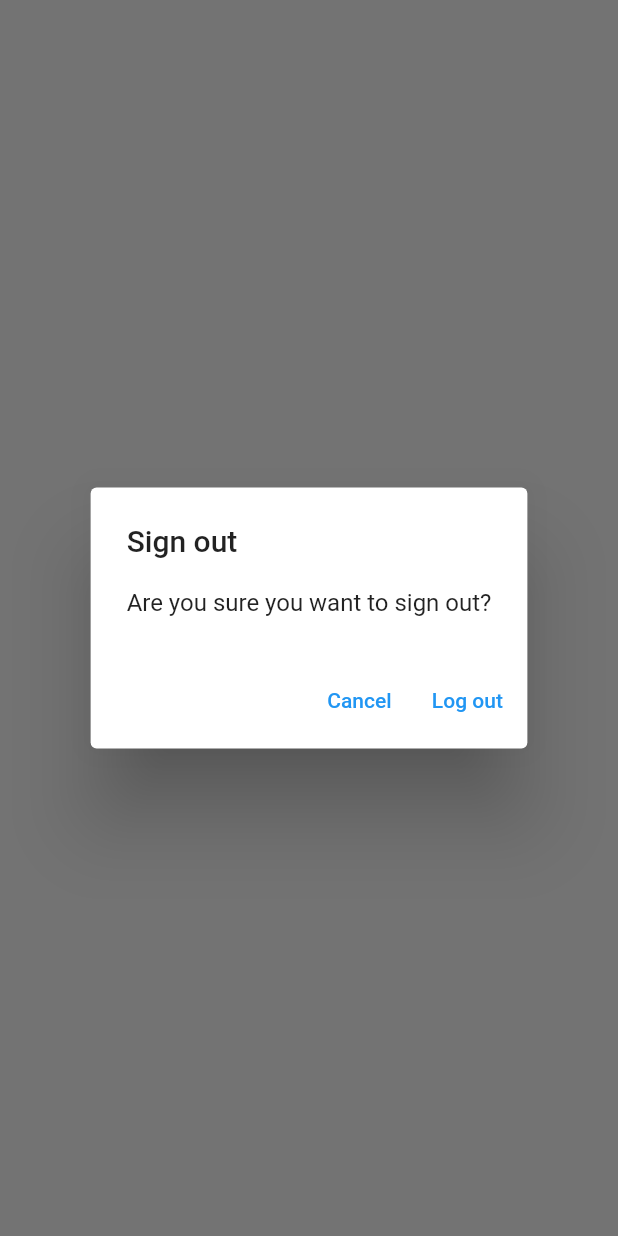
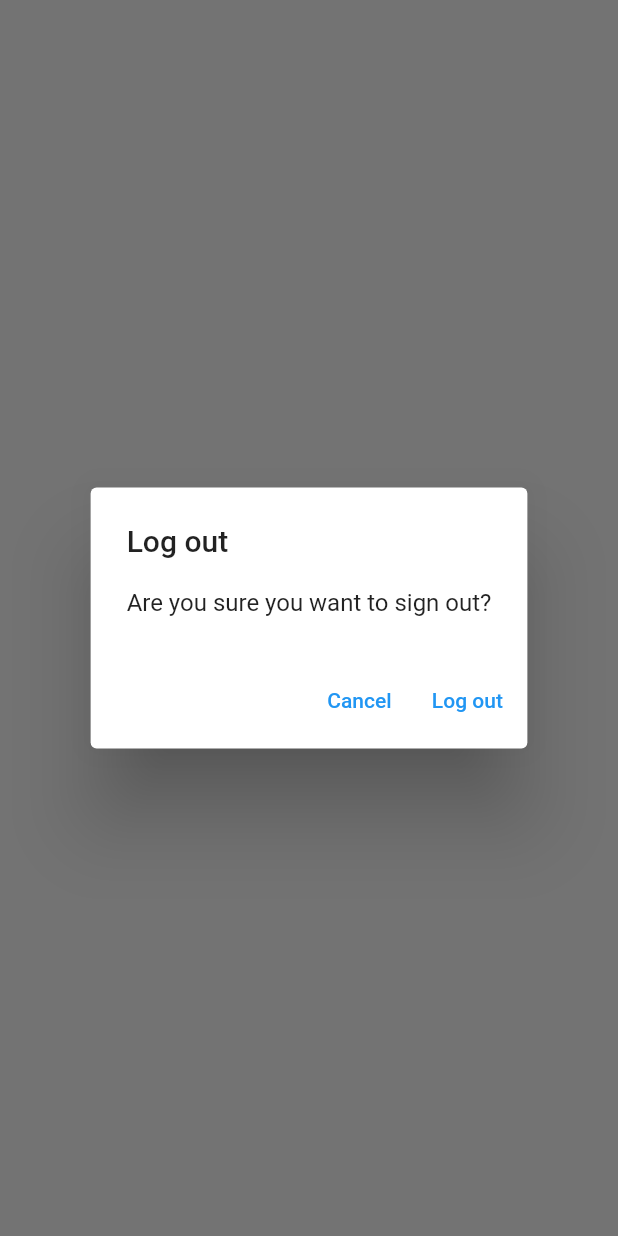
Before and after one commit to ipaddr/202523430031-23343052, a Flutter app: what showlogoutDialog() shows on an empty page, opened directly, on a phone screen of 412 x 824 dp. Run offline on Flutter 3.47's test engine with Material 3 defaults, Android fonts, the phone set to English and light mode, and no system bars; our stand-ins replace firebase_auth, firebase_core, sqflite; accounts and stored records are empty; network calls fail.

Commit message:
Deleting Existing Notes in Notes View

```diff
--- a/lib/main.dart
+++ b/lib/main.dart
@@ -2,7 +2,7 @@
 import 'package:belajarflutter/services/auth/auth_service.dart';
 import 'package:belajarflutter/views/login_view.dart';
 import 'package:belajarflutter/views/notes/new_note_view.dart';
-import 'package:belajarflutter/views/notes_view.dart';
+import 'package:belajarflutter/views/notes/notes_view.dart';
 import 'package:belajarflutter/views/register_view.dart';
 import 'package:belajarflutter/views/verify_email_view.dart';
 import 'package:flutter/material.dart';
--- /dev/null
+++ b/lib/utilities/dialogs/generic_dialog.dart
@@ -0,0 +1,34 @@
+import 'package:flutter/material.dart';
+
+typedef DialogOptionBuilder<T> = Map<String, T> Function();
+
+Future<T?> showGenericDialog<T>(
+  {required BuildContext context,
+  required String title,
+  required String content,
+  required DialogOptionBuilder<T> optionsBuilder,}
+) {
+  final options = optionsBuilder();
+  return showDialog<T>(
+    context: context,
+    builder: (context) {
+      return AlertDialog(
+        title: Text(title),
+        content: Text(content),
+        actions: options.keys.map((optionTitle) {
+          final T? value = options[optionTitle];
+          return TextButton(
+            onPressed: () {
+              if (value != null) {
+                Navigator.of(context).pop(value);
+              } else {
+                Navigator.of(context).pop();
+              }
+            },
+            child: Text(optionTitle),
+          );
+        }).toList(),
+      );
+    },
+  );
+}
--- /dev/null
+++ b/lib/utilities/dialogs/logout_dialog.dart
@@ -0,0 +1,11 @@
+import 'package:belajarflutter/utilities/dialogs/generic_dialog.dart';
+import 'package:flutter/material.dart';
+
+Future<bool> showlogoutDialog(BuildContext context) {
+  return showGenericDialog<bool>(
+    context: context,
+    title: "Log out",
+    content: "Are you sure you want to sign out?",
+    optionsBuilder: () => {"Cancel": false, "Log out": true},
+  ).then((value) => value ?? false);
+}
--- a/lib/views/login_view.dart
+++ b/lib/views/login_view.dart
@@ -1,8 +1,8 @@
 import 'package:belajarflutter/constans/routes.dart';
 import 'package:belajarflutter/services/auth/auth_exceptions.dart';
 import 'package:belajarflutter/services/auth/auth_service.dart';
+import 'package:belajarflutter/utilities/dialogs/error_dialog.dart';
 import 'package:flutter/material.dart';
-import 'package:belajarflutter/utilities/show_error_dialog.dart';
 
 class LoginView extends StatefulWidget {
   const LoginView({super.key});
--- a/lib/views/notes/new_note_view.dart
+++ b/lib/views/notes/new_note_view.dart
@@ -27,7 +27,7 @@
       return;
     }
     final text = _textController.text;
-    await _notesService.updateNotes(note: note, text: _textController.text);
+    await _notesService.updateNotes(note: note, text: text);
   }
 
   void _setupTextControllerListener() {
--- a/lib/views/notes_view.dart
+++ b/lib/views/notes/notes_view.dart
@@ -2,7 +2,9 @@
 import 'package:belajarflutter/enums/menu_action.dart';
 import 'package:belajarflutter/services/auth/auth_service.dart';
 import 'package:belajarflutter/services/crud/notes_service.dart';
+import 'package:belajarflutter/views/notes/notes_list_view.dart';
 import 'package:flutter/material.dart';
+import 'package:belajarflutter/utilities/dialogs/logout_dialog.dart';
 
 class NotesView extends StatefulWidget {
   const NotesView({super.key});
@@ -70,18 +72,10 @@
                     case ConnectionState.active:
                       if (snapshot.hasData) {
                         final allNotes = snapshot.data as List<DatabaseNote>;
-                        return ListView.builder(
-                          itemCount: allNotes.length,
-                          itemBuilder: (context, index) {
-                            final note = allNotes[index];
-                            return ListTile(
-                              title: Text(
-                                note.text,
-                                maxLines: 1,
-                                softWrap: true,
-                                overflow: TextOverflow.ellipsis,
-                              ),
-                            );
+                        return NotesListView(
+                          notes: allNotes,
+                          onDeleteNote: (note) async {
+                            await _notesService.deleteNote(id: note.id);
                           },
                         );
                       } else {
@@ -100,29 +94,3 @@
     );
   }
 }
-
-Future<bool> showlogoutDialog(BuildContext context) {
-  return showDialog(
-    context: context,
-    builder: (builder) {
-      return AlertDialog(
-        title: const Text("Sign out"),
-        content: const Text("Are you sure you want to sign out?"),
-        actions: [
-          TextButton(
-            onPressed: () {
-              Navigator.of(context).pop(false);
-            },
-            child: const Text("Cancel"),
-          ),
-          TextButton(
-            onPressed: () {
-              Navigator.of(context).pop(true);
-            },
-            child: const Text("Log out"),
-          ),
-        ],
-      );
-    },
-  ).then((value) => value ?? false);
-}
--- a/lib/views/register_view.dart
+++ b/lib/views/register_view.dart
@@ -1,7 +1,7 @@
 import 'package:belajarflutter/constans/routes.dart';
 import 'package:belajarflutter/services/auth/auth_exceptions.dart';
 import 'package:belajarflutter/services/auth/auth_service.dart';
-import 'package:belajarflutter/utilities/show_error_dialog.dart';
+import 'package:belajarflutter/utilities/dialogs/error_dialog.dart';
 import 'package:flutter/material.dart';
 
 class RegisterView extends StatefulWidget {
```
Also changed, not shown: lib/utilities/dialogs/delete_dialog.dart (added, +11 -0 lines), lib/utilities/dialogs/error_dialog.dart (added, +11 -0 lines), lib/utilities/show_error_dialog.dart (deleted, +0 -21 lines), lib/views/notes/notes_list_view.dart (added, +43 -0 lines).
